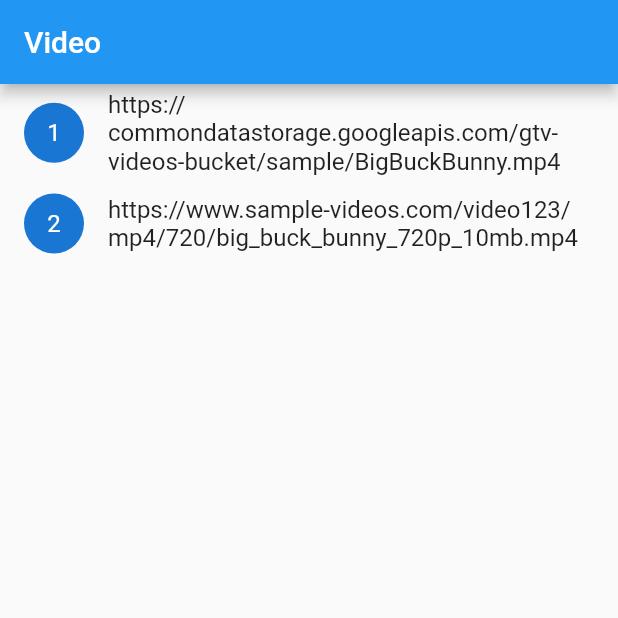
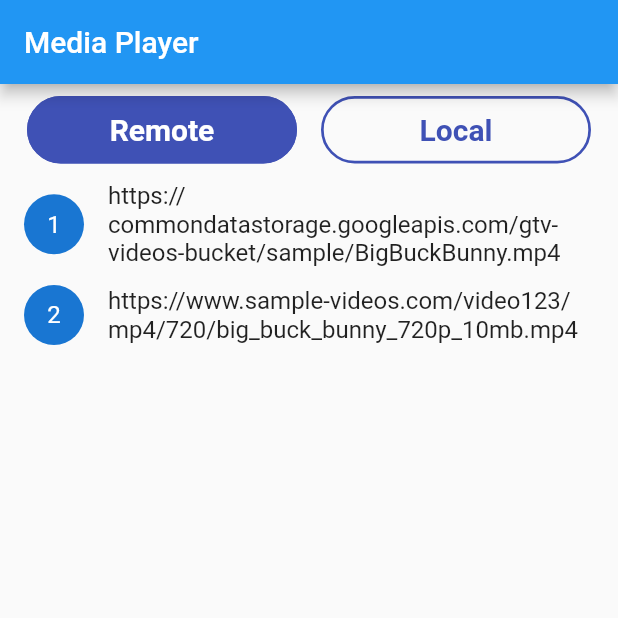
Before and after one commit to austinevick/flutter-media-player, a Flutter app: the screen it shows after launch, on a phone screen of 412 x 824 dp, the top half of it. Run offline on Flutter 3.47's test engine with Material 2 defaults, Android fonts, the phone set to English and light mode, and no system bars; our stand-ins replace permission_handler, stacked, video_player.

Commit message:
modified:   lib/view/home_view/home_view.dart 	modified:   lib/view/home_view/home_view_model.dart 	new file:   lib/widget/custom_button.dart

```diff
--- a/lib/view/home_view/home_view.dart
+++ b/lib/view/home_view/home_view.dart
@@ -1,6 +1,7 @@
 import 'package:flutter/material.dart';
 import 'package:flutter_media_player/view/home_view/home_view_model.dart';
 import 'package:flutter_media_player/view/video_view/video_view.dart';
+import 'package:flutter_media_player/widget/custom_button.dart';
 import 'package:stacked/stacked.dart';
 
 class HomeView extends StatelessWidget {
@@ -8,23 +9,66 @@ class HomeView extends StatelessWidget {
 
   @override
   Widget build(BuildContext context) {
-    return ViewModelBuilder<HomeViewModel>.nonReactive(
+    return ViewModelBuilder<HomeViewModel>.reactive(
         viewModelBuilder: () => HomeViewModel(),
         builder: (context, model, child) => Scaffold(
               appBar: AppBar(
                 title: Text(model.title),
               ),
-              body: Center(
+              body: Column(
+                children: [
+                  Padding(
+                    padding: const EdgeInsets.symmetric(horizontal: 10),
+                    child: Row(
+                      children: [
+                        CustomButton(
+                            selectedIndex: 0,
+                            text: 'Remote',
+                            onPressed: () => model.setIndexValue(0)),
+                        CustomButton(
+                            selectedIndex: 1,
+                            text: 'Local',
+                            onPressed: () => model.setIndexValue(1)),
+                      ],
+                    ),
+                  ),
+                  model.selectedIndex == 0
+                      ? Expanded(
                           child: ListView.builder(
                               itemCount: model.videos.length,
                               itemBuilder: (ctx, i) => ListTile(
                                     onTap: () => Navigator.of(context).push(
                                         MaterialPageRoute(
-                                  builder: (ctx) =>
-                                      VideoView(url: model.videos[i]))),
-                          leading: CircleAvatar(child: Text("${i + 1}")),
+                                            builder: (ctx) => VideoView(
+                                                url: model.videos[i]))),
+                                    leading:
+                                        CircleAvatar(child: Text("${i + 1}")),
                                     title: Text(model.videos[i]),
                                   )),
+                        )
+                      : model.isBusy
+                          ? const Center(
+                              child: CircularProgressIndicator(),
+                            )
+                          : Expanded(
+                              child: ListView.builder(
+                                  itemCount: model.data!.length,
+                                  itemBuilder: (ctx, i) => Card(
+                                        child: ListTile(
+                                          onTap: () => Navigator.of(context)
+                                              .push(MaterialPageRoute(
+                                                  builder: (ctx) => VideoView(
+                                                      url: model
+                                                          .data![i].path))),
+                                          leading: CircleAvatar(
+                                              child: Text("${i + 1}")),
+                                          title: Text(model.data![i].path
+                                              .split('/')
+                                              .last),
+                                        ),
+                                      )),
+                            ),
+                ],
               ),
             ));
   }
--- /dev/null
+++ b/lib/widget/custom_button.dart
@@ -0,0 +1,69 @@
+import 'package:flutter/material.dart';
+import 'package:flutter_media_player/view/home_view/home_view_model.dart';
+import 'package:stacked/stacked.dart';
+
+class CustomButton extends ViewModelWidget<HomeViewModel> {
+  final VoidCallback? onPressed;
+  final String? text;
+  final Widget? child;
+  final Color? color;
+  final double? width;
+  final double? height;
+  final Color? textColor;
+  final int? selectedIndex;
+  final TextStyle? textStyle;
+  final double? radius;
+  const CustomButton({
+    Key? key,
+    this.onPressed,
+    this.selectedIndex,
+    this.textColor = Colors.white,
+    this.text,
+    this.radius = 80,
+    this.color,
+    this.child,
+    this.width = double.infinity,
+    this.height,
+    this.textStyle,
+  }) : super(key: key);
+
+  @override
+  Widget build(BuildContext context, HomeViewModel viewModel) {
+    return Expanded(
+      child: Padding(
+        padding: const EdgeInsets.all(8.0),
+        child: AnimatedContainer(
+          duration: const Duration(seconds: 2),
+          height: height ?? 45,
+          width: width,
+          decoration: BoxDecoration(
+            borderRadius: BorderRadius.circular(radius!),
+          ),
+          child: MaterialButton(
+            onPressed: onPressed,
+            color: viewModel.selectedIndex == selectedIndex
+                ? Colors.indigo
+                : Colors.transparent,
+            elevation: 0,
+            shape: OutlineInputBorder(
+                borderRadius: BorderRadius.circular(radius!),
+                borderSide: BorderSide(
+                    color: viewModel.selectedIndex == selectedIndex
+                        ? Colors.indigo
+                        : Colors.indigo,
+                    width: 1.8)),
+            child: child ??
+                Text(text!,
+                    style: textStyle ??
+                        TextStyle(
+                            color: viewModel.selectedIndex == selectedIndex
+                                ? Colors.white
+                                : Colors.indigo,
+                            fontSize: 20,
+                            fontWeight: FontWeight.w600)),
+          ),
+        ),
+      ),
+    );
+  }
+}
```
Also changed, not shown: lib/view/home_view/home_view_model.dart (+47 -3 lines). Lines whose indentation alone changed are shown as unchanged.
